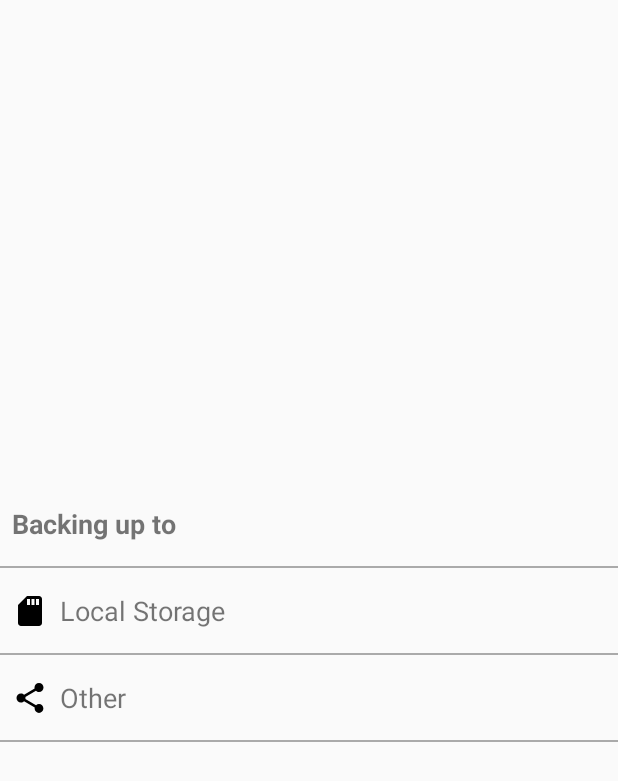
After one commit to disi1/TravelJournal, an Android app: the layout fragment_dialog_backup_methods.xml on its own in the app's theme, with its tools: preview values and no code run, on a phone screen of 412 x 824 dp. The commit adds this screen. Shown: the top 781 px of the screen. Run offline under Robolectric (Android 15) with nearby library versions, the phone set to English and light mode, and no system bars.

Commit message:
implemented mechanism for backing up data to other destinations (e.g. email)

```diff
--- a/app/src/main/java/com/example/traveljournal/memory/NewMemoryFragment.kt
+++ b/app/src/main/java/com/example/traveljournal/memory/NewMemoryFragment.kt
@@ -95,10 +95,10 @@ class NewMemoryFragment: Fragment() {
         val month = c.get(Calendar.MONTH)
         val day = c.get(Calendar.DAY_OF_MONTH)
 
-        val dpd = DatePickerDialog(context!!, DatePickerDialog.OnDateSetListener { view, thisYear, thisMonth, thisDay ->
+        val dpd = DatePickerDialog(context!!, DatePickerDialog.OnDateSetListener { _, thisYear, thisMonth, thisDay ->
             c[thisYear, thisMonth] = thisDay
 
-            memoryDateTextView.setText(DateFormat.getDateInstance(DateFormat.LONG).format(c.time))
+            memoryDateTextView.text = DateFormat.getDateInstance(DateFormat.LONG).format(c.time)
 
             newMemoryViewModel.memoryTimestamp.value = c.time.time
         }, year, month, day)
--- a/app/src/main/java/com/example/traveljournal/memoryDetails/BindingUtils.kt
+++ b/app/src/main/java/com/example/traveljournal/memoryDetails/BindingUtils.kt
@@ -13,7 +13,6 @@ import java.io.File
 fun setMemoryImage(imageView: ImageView, item: MemoryPhoto?) {
     item?.let {
         val imageUri = item.photoSrcUri.toUri()
-        val  fileExists = File(imageUri.toString()).exists()
         Glide.with(imageView.context)
             .load(File(imageUri.path))
             .into(imageView)
--- a/app/src/main/java/com/example/traveljournal/memoryDetails/MemoryDetailsFragment.kt
+++ b/app/src/main/java/com/example/traveljournal/memoryDetails/MemoryDetailsFragment.kt
@@ -91,6 +91,9 @@ class MemoryDetailsFragment: Fragment(), MemoryDescriptionDialogFragment.DialogL
 
         memoryDetailsViewModel.showSnackbarEventMemoryPhotosDeleted.observe(viewLifecycleOwner, Observer {
             if(it == true) {
+
+
+
                 Snackbar.make(
                     activity!!.findViewById(android.R.id.content),
                     getString(R.string.cleared_memory_photos_message,
--- /dev/null
+++ b/app/src/main/res/drawable/ic_sd_storage.xml
@@ -0,0 +1,9 @@
+<vector xmlns:android="http://schemas.android.com/apk/res/android"
+        android:width="24dp"
+        android:height="24dp"
+        android:viewportWidth="24.0"
+        android:viewportHeight="24.0">
+    <path
+        android:fillColor="#FF000000"
+        android:pathData="M18,2h-8L4.02,8 4,20c0,1.1 0.9,2 2,2h12c1.1,0 2,-0.9 2,-2L20,4c0,-1.1 -0.9,-2 -2,-2zM12,8h-2L10,4h2v4zM15,8h-2L13,4h2v4zM18,8h-2L16,4h2v4z"/>
+</vector>
--- /dev/null
+++ b/app/src/main/res/drawable/ic_share.xml
@@ -0,0 +1,9 @@
+<vector xmlns:android="http://schemas.android.com/apk/res/android"
+        android:width="24dp"
+        android:height="24dp"
+        android:viewportWidth="24.0"
+        android:viewportHeight="24.0">
+    <path
+        android:fillColor="#FF000000"
+        android:pathData="M18,16.08c-0.76,0 -1.44,0.3 -1.96,0.77L8.91,12.7c0.05,-0.23 0.09,-0.46 0.09,-0.7s-0.04,-0.47 -0.09,-0.7l7.05,-4.11c0.54,0.5 1.25,0.81 2.04,0.81 1.66,0 3,-1.34 3,-3s-1.34,-3 -3,-3 -3,1.34 -3,3c0,0.24 0.04,0.47 0.09,0.7L8.04,9.81C7.5,9.31 6.79,9 6,9c-1.66,0 -3,1.34 -3,3s1.34,3 3,3c0.79,0 1.5,-0.31 2.04,-0.81l7.12,4.16c-0.05,0.21 -0.08,0.43 -0.08,0.65 0,1.61 1.31,2.92 2.92,2.92 1.61,0 2.92,-1.31 2.92,-2.92s-1.31,-2.92 -2.92,-2.92z"/>
+</vector>
--- /dev/null
+++ b/app/src/main/res/layout/fragment_dialog_backup_methods.xml
@@ -0,0 +1,158 @@
+<?xml version="1.0" encoding="utf-8"?>
+<layout xmlns:android="http://schemas.android.com/apk/res/android"
+    xmlns:app="http://schemas.android.com/apk/res-auto">
+
+    <data>
+        <variable
+            name="journeysViewModel"
+            type="com.example.traveljournal.journeys.JourneysViewModel" />
+    </data>
+
+    <androidx.constraintlayout.widget.ConstraintLayout
+        android:layout_width="wrap_content"
+        android:layout_height="wrap_content"
+        android:layout_gravity="center"
+        android:orientation="vertical"
+        app:layout_constraintBottom_toBottomOf="parent"
+        app:layout_constraintEnd_toEndOf="parent"
+        app:layout_constraintStart_toStartOf="parent"
+        app:layout_constraintTop_toTopOf="parent">
+
+        <TextView
+            android:id="@+id/backup_to_title"
+            android:layout_width="0dp"
+            android:layout_height="wrap_content"
+            android:layout_marginStart="8dp"
+            android:layout_marginTop="8dp"
+            android:layout_marginEnd="8dp"
+            android:text="@string/backup_to"
+            android:textSize="18sp"
+            android:textStyle="bold"
+            app:layout_constraintEnd_toEndOf="parent"
+            app:layout_constraintStart_toStartOf="parent"
+            app:layout_constraintTop_toTopOf="parent" />
+
+        <View
+            android:id="@+id/first_separator"
+            android:layout_width="match_parent"
+            android:layout_height="1dp"
+            android:layout_marginTop="16dp"
+            android:background="@android:color/darker_gray"
+            app:layout_constraintBottom_toTopOf="@+id/local_storage_group"
+            app:layout_constraintTop_toBottomOf="@+id/backup_to_title" />
+
+        <androidx.constraintlayout.widget.ConstraintLayout
+            android:id="@+id/local_storage_group"
+            android:layout_width="0dp"
+            android:layout_height="wrap_content"
+            android:layout_marginTop="16dp"
+            app:layout_constraintEnd_toEndOf="parent"
+            app:layout_constraintStart_toStartOf="parent"
+            app:layout_constraintTop_toBottomOf="@+id/first_separator">
+
+            <ImageView
+                android:id="@+id/local_storage_icon"
+                android:layout_width="wrap_content"
+                android:layout_height="wrap_content"
+                android:layout_marginStart="8dp"
+                android:src="@drawable/ic_sd_storage"
+                app:layout_constraintBottom_toBottomOf="parent"
+                app:layout_constraintEnd_toStartOf="@id/local_storage_text"
+                app:layout_constraintStart_toStartOf="parent"
+                app:layout_constraintTop_toTopOf="parent"/>
+
+            <TextView
+                android:id="@+id/local_storage_text"
+                android:layout_width="0dp"
+                android:layout_height="wrap_content"
+                android:layout_marginStart="8dp"
+                android:text="@string/local_storage"
+                android:textSize="18sp"
+                app:layout_constraintBaseline_toBaselineOf="@id/local_storage_icon"
+                app:layout_constraintBottom_toBottomOf="parent"
+                app:layout_constraintEnd_toEndOf="parent"
+                app:layout_constraintHorizontal_chainStyle="spread"
+                app:layout_constraintStart_toEndOf="@id/local_storage_icon"
+                app:layout_constraintTop_toTopOf="parent" />
+
+        </androidx.constraintlayout.widget.ConstraintLayout>
+
+        <View
+            android:id="@+id/second_separator"
+            android:layout_width="match_parent"
+            android:layout_height="1dp"
+            android:layout_marginTop="16dp"
+            android:background="@android:color/darker_gray"
+            app:layout_constraintTop_toBottomOf="@+id/local_storage_group" />
+
+        <androidx.constraintlayout.widget.ConstraintLayout
+            android:id="@+id/other_storage_group"
+            android:layout_width="0dp"
+            android:layout_height="wrap_content"
+            android:layout_marginTop="16dp"
+            app:layout_constraintEnd_toEndOf="parent"
+            app:layout_constraintStart_toStartOf="parent"
+            app:layout_constraintTop_toBottomOf="@+id/second_separator">
+
+            <ImageView
+                android:id="@+id/share_icon"
+                android:layout_width="wrap_content"
+                android:layout_height="wrap_content"
+                android:layout_marginStart="8dp"
+                android:src="@drawable/ic_share"
+                app:layout_constraintBottom_toBottomOf="parent"
+                app:layout_constraintEnd_toStartOf="@id/other_text"
+                app:layout_constraintStart_toStartOf="parent"
+                app:layout_constraintTop_toTopOf="parent"/>
+
+            <TextView
+                android:id="@+id/other_text"
+                android:layout_width="0dp"
+                android:layout_height="wrap_content"
+                android:layout_marginStart="8dp"
+                android:text="@string/other"
+                android:textSize="18sp"
+                app:layout_constraintBaseline_toBaselineOf="@id/share_icon"
+                app:layout_constraintBottom_toBottomOf="parent"
+                app:layout_constraintEnd_toEndOf="parent"
+                app:layout_constraintHorizontal_chainStyle="spread"
+                app:layout_constraintStart_toEndOf="@id/share_icon"
+                app:layout_constraintTop_toTopOf="parent" />
+
+        </androidx.constraintlayout.widget.ConstraintLayout>
+
+        <View
+            android:id="@+id/third_separator"
+            android:layout_width="match_parent"
+            android:layout_height="1dp"
+            android:layout_marginTop="16dp"
+            android:background="@android:color/darker_gray"
+            app:layout_constraintTop_toBottomOf="@+id/other_storage_group" />
+
+<!--        <Button-->
+<!--            android:id="@+id/other_button"-->
+<!--            android:layout_width="wrap_content"-->
+<!--            android:layout_height="wrap_content"-->
+<!--            android:layout_marginStart="8dp"-->
+<!--            android:layout_marginEnd="8dp"-->
+<!--            android:text="@string/other"-->
+<!--            app:layout_constraintBaseline_toBaselineOf="@+id/local_storage_button"-->
+<!--            app:layout_constraintHorizontal_chainStyle="spread"-->
+<!--            app:layout_constraintEnd_toStartOf="@+id/local_storage_button"-->
+<!--            app:layout_constraintStart_toStartOf="parent" />-->
+
+<!--        <Button-->
+<!--            android:id="@+id/local_storage_button"-->
+<!--            android:layout_width="wrap_content"-->
+<!--            android:layout_height="wrap_content"-->
+<!--            android:layout_marginTop="32dp"-->
+<!--            android:layout_marginEnd="8dp"-->
+<!--            android:layout_marginBottom="8dp"-->
+<!--            android:text="@string/local_storage"-->
+<!--            app:layout_constraintBottom_toBottomOf="parent"-->
+<!--            app:layout_constraintEnd_toEndOf="parent"-->
+<!--            app:layout_constraintStart_toEndOf="@+id/other_button"-->
+<!--            app:layout_constraintTop_toBottomOf="@+id/backup_to_title"/>-->
+
+    </androidx.constraintlayout.widget.ConstraintLayout>
+</layout>
--- a/app/src/main/res/layout/header_experience_description.xml
+++ b/app/src/main/res/layout/header_experience_description.xml
@@ -31,7 +31,7 @@
             android:layout_width="wrap_content"
             android:layout_height="wrap_content"
             android:layout_marginStart="8dp"
-            android:src="@drawable/ic_edit_black_24dp"
+            android:src="@drawable/ic_edit"
             app:layout_constraintBottom_toBottomOf="@+id/experience_description_label"
             app:layout_constraintStart_toEndOf="@+id/experience_description_label"
             app:layout_constraintTop_toTopOf="@+id/experience_description_label" />
--- a/app/src/main/res/layout/header_memory_description.xml
+++ b/app/src/main/res/layout/header_memory_description.xml
@@ -31,7 +31,7 @@ xmlns:tools="http://schemas.android.com/tools">
             android:layout_width="wrap_content"
             android:layout_height="wrap_content"
             android:layout_marginStart="8dp"
-            android:src="@drawable/ic_edit_black_24dp"
+            android:src="@drawable/ic_edit"
             app:layout_constraintBottom_toBottomOf="@+id/memory_description_label"
             app:layout_constraintStart_toEndOf="@+id/memory_description_label"
             app:layout_constraintTop_toTopOf="@+id/memory_description_label" />
--- a/app/src/main/res/values/strings.xml
+++ b/app/src/main/res/values/strings.xml
@@ -55,9 +55,12 @@
     <string name="cleared_memory_photos_message">All your photos from <i>%1$s</i> have been deleted.</string>
     <string name="memory_details">Memory Details</string>
     <string name="clear_all_memory_photos">Clear all photos</string>
-    <string name="cancel">Cancel</string>
     <string name="description">Description</string>
     <string name="restore_from">Restoring from</string>
     <string name="restore_warning">App will restart</string>
+    <string name="local_storage">Local Storage</string>
+    <string name="other">Other</string>
+    <string name="ok">OK</string>
+    <string name="cancel">Cancel</string>
 
 </resources>
```
Also changed, not shown: app/src/main/java/com/example/traveljournal/Util.kt (+24 -0 lines), app/src/main/java/com/example/traveljournal/journeys/BackupDialogFragment.kt (+10 -7 lines), app/src/main/java/com/example/traveljournal/journeys/BackupMethodsDialogFragment.kt (added, +96 -0 lines), app/src/main/java/com/example/traveljournal/journeys/JourneysFragment.kt (+31 -14 lines), app/src/main/java/com/example/traveljournal/journeys/JourneysViewModel.kt (+79 -15 lines), app/src/main/java/com/example/traveljournal/memoryDetails/MemoryDetailsViewModel.kt (+16 -5 lines), app/src/main/res/layout/fragment_dialog_backup.xml (+4 -4 lines), app/src/main/res/drawable/ic_edit.xml (renamed from app/src/main/res/drawable/ic_edit_black_24dp.xml).
